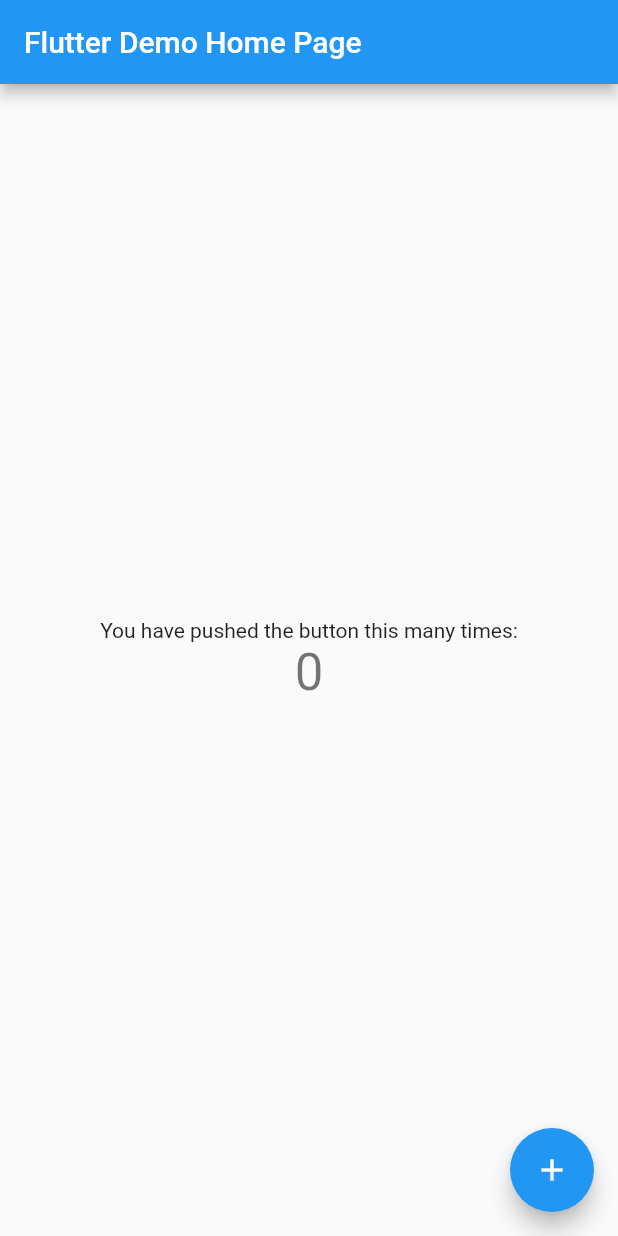
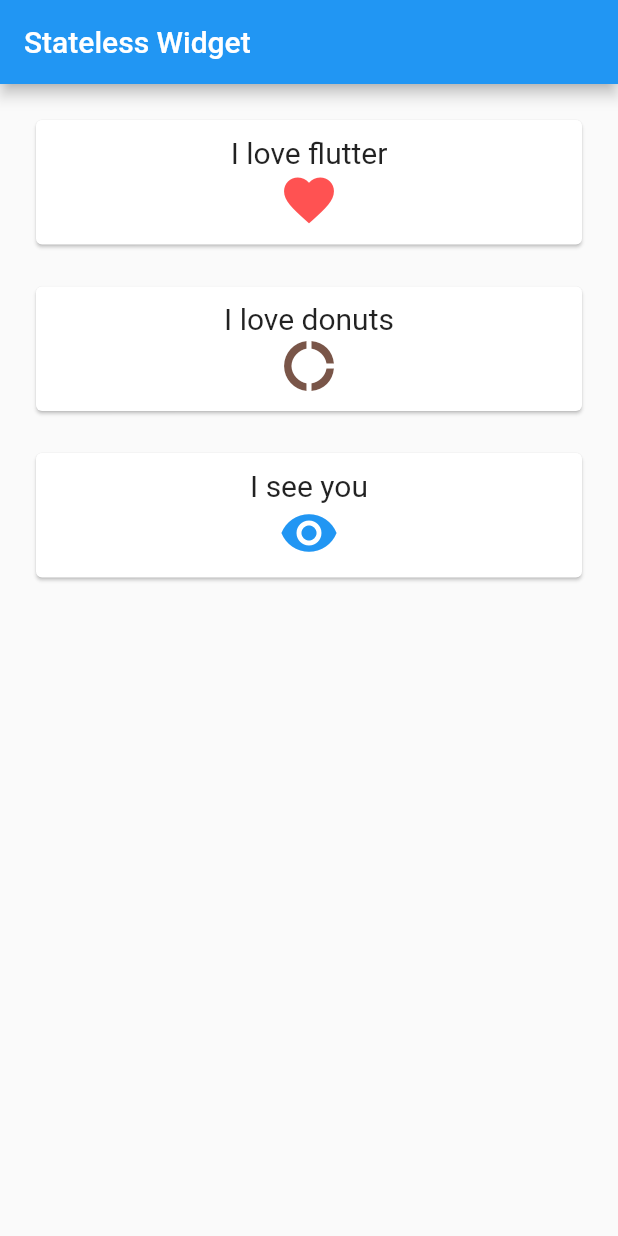
Before and after one commit to EduardoShibukawa/flutter_tutorial, a Flutter app: the screen it shows after launch, on a phone screen of 412 x 824 dp. Run offline on Flutter 3.47's test engine with Material 2 defaults, Android fonts, the phone set to English and light mode, and no system bars.

Commit message:
Stateless Widget

```diff
--- a/stateless_widget/lib/main.dart
+++ b/stateless_widget/lib/main.dart
@@ -1,109 +1,72 @@
 import 'package:flutter/material.dart';
 
-void main() => runApp(new MyApp());
+void main() => runApp(new MaterialApp(home: new MyStatelessWidget()));
 
-class MyApp extends StatelessWidget {
-  // This widget is the root of your application.
+class MyStatelessWidget extends StatelessWidget {
   @override
   Widget build(BuildContext context) {
-    return new MaterialApp(
-      title: 'Flutter Demo',
-      theme: new ThemeData(
-        // This is the theme of your application.
-        //
-        // Try running your application with "flutter run". You'll see the
-        // application has a blue toolbar. Then, without quitting the app, try
-        // changing the primarySwatch below to Colors.green and then invoke
-        // "hot reload" (press "r" in the console where you ran "flutter run",
-        // or press Run > Flutter Hot Reload in IntelliJ). Notice that the
-        // counter didn't reset back to zero; the application is not restarted.
-        primarySwatch: Colors.blue,
-      ),
-      home: new MyHomePage(title: 'Flutter Demo Home Page'),
+    return new Scaffold(
+      appBar: new AppBar(title: new Text("Stateless Widget")),
+      body: new Container(
+        padding: new EdgeInsets.all(20.0),
+        child: new Column(
+          crossAxisAlignment: CrossAxisAlignment.stretch,
+          children: <Widget>[
+            new MyCard(
+              title: new Text(
+                  "I love flutter",
+                   style: new TextStyle(
+                    fontSize: 20.0
+                  ),
+              ),
+              icon: new Icon(Icons.favorite, size: 40.0, color: Colors.redAccent,)
+            ),
+            new MyCard(
+              title: new Text(
+                  "I love donuts",
+                  style: new TextStyle(
+                    fontSize: 20.0
+                  ),
+              ),
+              icon: new Icon(Icons.donut_large, size: 40.0, color: Colors.brown)
+            ),
+            new MyCard(
+              title: new Text(
+                  "I see you",
+                  style: new TextStyle(
+                    fontSize: 20.0
+                  ),
+                ),
+              icon: new Icon(Icons.visibility, size: 40.0, color: Colors.blue)
+            )
+          ],
+        )
+      )
     );
   }
 }
 
-class MyHomePage extends StatefulWidget {
-  MyHomePage({Key key, this.title}) : super(key: key);
+class MyCard extends StatelessWidget {
+  MyCard({this.title, this.icon});
 
-  // This widget is the home page of your application. It is stateful, meaning
-  // that it has a State object (defined below) that contains fields that affect
-  // how it looks.
-
-  // This class is the configuration for the state. It holds the values (in this
-  // case the title) provided by the parent (in this case the App widget) and
-  // used by the build method of the State. Fields in a Widget subclass are
-  // always marked "final".
-
-  final String title;
-
-  @override
-  _MyHomePageState createState() => new _MyHomePageState();
-}
-
-class _MyHomePageState extends State<MyHomePage> {
-  int _counter = 0;
-
-  void _incrementCounter() {
-    setState(() {
-      // This call to setState tells the Flutter framework that something has
-      // changed in this State, which causes it to rerun the build method below
-      // so that the display can reflect the updated values. If we changed
-      // _counter without calling setState(), then the build method would not be
-      // called again, and so nothing would appear to happen.
-      _counter++;
-    });
-  }
+  final Widget title;
+  final Widget icon;
 
   @override
   Widget build(BuildContext context) {
-    // This method is rerun every time setState is called, for instance as done
-    // by the _incrementCounter method above.
-    //
-    // The Flutter framework has been optimized to make rerunning build methods
-    // fast, so that you can just rebuild anything that needs updating rather
-    // than having to individually change instances of widgets.
-    return new Scaffold(
-      appBar: new AppBar(
-        // Here we take the value from the MyHomePage object that was created by
-        // the App.build method, and use it to set our appbar title.
-        title: new Text(widget.title),
-      ),
-      body: new Center(
-        // Center is a layout widget. It takes a single child and positions it
-        // in the middle of the parent.
-        child: new Column(
-          // Column is also layout widget. It takes a list of children and
-          // arranges them vertically. By default, it sizes itself to fit its
-          // children horizontally, and tries to be as tall as its parent.
-          //
-          // Invoke "debug paint" (press "p" in the console where you ran
-          // "flutter run", or select "Toggle Debug Paint" from the Flutter tool
-          // window in IntelliJ) to see the wireframe for each widget.
-          //
-          // Column has various properties to control how it sizes itself and
-          // how it positions its children. Here we use mainAxisAlignment to
-          // center the children vertically; the main axis here is the vertical
-          // axis because Columns are vertical (the cross axis would be
-          // horizontal).
-          mainAxisAlignment: MainAxisAlignment.center,
-          children: <Widget>[
-            new Text(
-              'You have pushed the button this many times:',
-            ),
-            new Text(
-              '$_counter',
-              style: Theme.of(context).textTheme.display1,
-            ),
-          ],
-        ),
-      ),
-      floatingActionButton: new FloatingActionButton(
-        onPressed: _incrementCounter,
-        tooltip: 'Increment',
-        child: new Icon(Icons.add),
-      ), // This trailing comma makes auto-formatting nicer for build methods.
+    return new  Container(
+      padding: new EdgeInsets.only(bottom: 20.0),
+      child: new Card(
+        child: new Container(
+          padding: new EdgeInsets.all(10.0),
+          child: new Column(
+            children: <Widget>[
+              this.title,
+              this.icon
+            ],
+          )
+        )
+      )
     );
   }
 }
```
Also changed, not shown: 2 other files.
